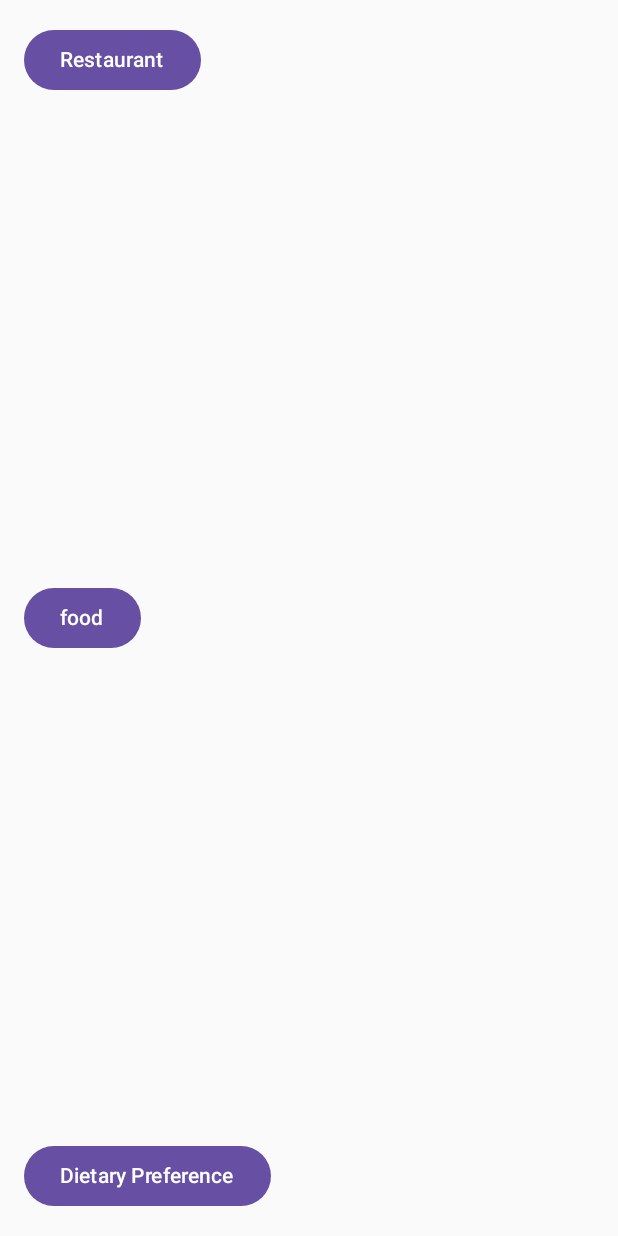
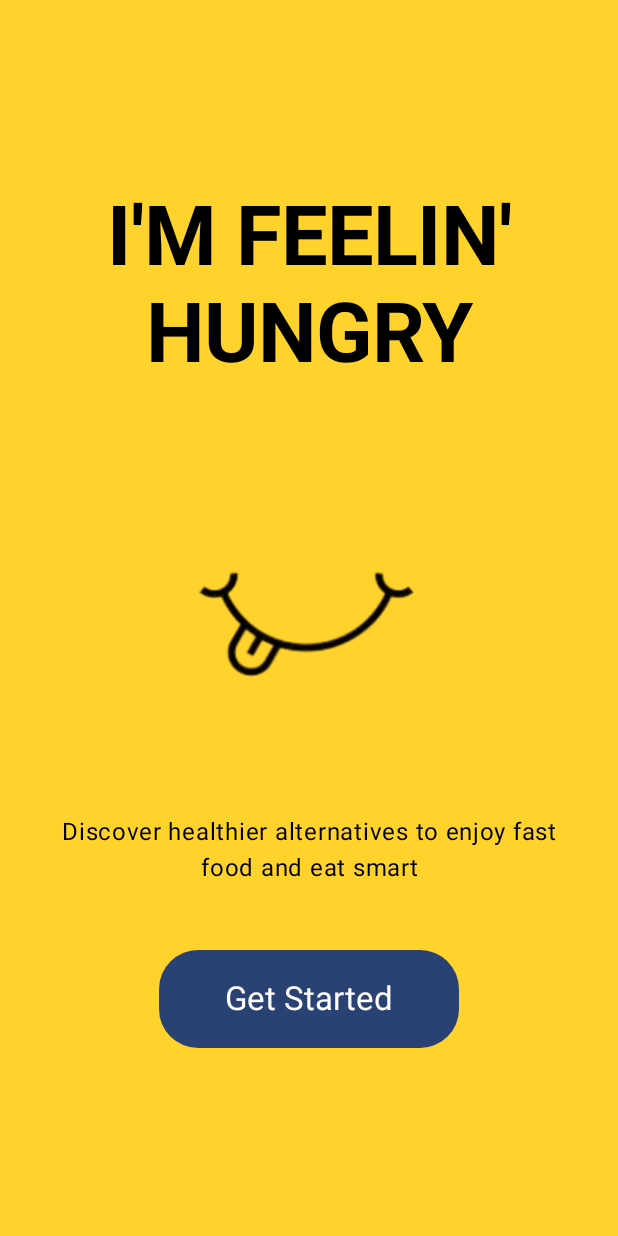
Before and after one commit to cckroets/ImFeelingHungy, an Android app built with Jetpack Compose: the screen it shows after launch (MainActivity), on a phone screen of 412 x 824 dp. Run offline under Robolectric (Android 15) with nearby library versions, the phone set to English and light mode, and no system bars.

Commit message:
Improved WelcomeScreen UI

```diff
--- a/app/src/main/java/ckroetsch/imfeelinghungry/MainActivity.kt
+++ b/app/src/main/java/ckroetsch/imfeelinghungry/MainActivity.kt
@@ -5,6 +5,7 @@ import androidx.activity.ComponentActivity
 import androidx.activity.compose.setContent
 import androidx.activity.viewModels
 import ckroetsch.imfeelinghungry.data.PreferencesViewModel
+import ckroetsch.imfeelinghungry.ui.theme.ImFeelingHungryTheme
 
 
 class MainActivity : ComponentActivity() {
@@ -14,7 +15,10 @@ class MainActivity : ComponentActivity() {
     override fun onCreate(savedInstanceState: Bundle?) {
         super.onCreate(savedInstanceState)
         setContent {
-            MainNavigation(preferencesViewModel)
+            ImFeelingHungryTheme {
+                MainNavigation(preferencesViewModel)
+
+            }
         }
     }
 }
--- a/app/src/main/java/ckroetsch/imfeelinghungry/WelcomeScreen.kt
+++ b/app/src/main/java/ckroetsch/imfeelinghungry/WelcomeScreen.kt
@@ -1,57 +1,106 @@
 package ckroetsch.imfeelinghungry
 
-import androidx.compose.foundation.layout.Arrangement
-import androidx.compose.foundation.layout.Column
-import androidx.compose.foundation.layout.fillMaxSize
-import androidx.compose.foundation.layout.padding
+import androidx.compose.foundation.Image
+import androidx.compose.foundation.background
+import androidx.compose.foundation.layout.*
+import androidx.compose.foundation.shape.RoundedCornerShape
 import androidx.compose.material3.Button
+import androidx.compose.material3.MaterialTheme
 import androidx.compose.material3.Text
 import androidx.compose.runtime.Composable
+import androidx.compose.ui.Alignment
 import androidx.compose.ui.Modifier
+import androidx.compose.ui.graphics.Color
+import androidx.compose.ui.res.painterResource
+import androidx.compose.ui.text.TextStyle
+import androidx.compose.ui.text.font.FontWeight
+import androidx.compose.ui.text.style.TextAlign
 import androidx.compose.ui.tooling.preview.Preview
 import androidx.compose.ui.unit.dp
+import androidx.compose.ui.unit.sp
 import androidx.navigation.NavController
 import androidx.navigation.compose.rememberNavController
+import ckroetsch.imfeelinghungry.ui.theme.ImFeelingHungryTheme
 
 @Composable
 fun WelcomeScreen(
     modifier: Modifier = Modifier,
     navController: NavController,
 ) {
+    Box(
+        modifier = modifier
+            .background(Color(0xffffd32b))
+            .fillMaxSize()
+            .padding(16.dp)
+    ) {
+        Column(
+            modifier = Modifier.align(Alignment.Center),
+            verticalArrangement = Arrangement.Center,
+            horizontalAlignment = Alignment.CenterHorizontally
+        ) {
+            Box(
+                modifier = Modifier
+                    .fillMaxWidth()
+                    .padding(horizontal = 32.dp)
+            ) {
+                Text(
 
+                    text = "I'M FEELIN' HUNGRY",
+                    style = TextStyle(fontSize = 55.sp),
+                    fontWeight = FontWeight.Bold,
+                    textAlign = TextAlign.Center,
+                    modifier = Modifier
+                        .fillMaxWidth()
+                        .wrapContentHeight()
+                )
+            }
 
-    Column(
-        modifier
-            .fillMaxSize()
-            .padding(16.dp),
-        verticalArrangement = Arrangement.SpaceBetween
-    ) {
-        Button(onClick = {
-            navController.navigate("restaurant")
-        }) {
-            Text(text = "Restaurant")
+            //Spacer for between title and app icon
+            Spacer(modifier = Modifier.height(25.dp))
+
+            // Placeholder
+            Image(
+                painter = painterResource(R.drawable.app_icon),
+                contentDescription = "App Icon",
+                modifier = Modifier.size(250.dp)
+            )
+
+            //Spacer for between app icon and text
+            Spacer(modifier = Modifier.height(15.dp))
+
+            Text(
+                text = "Discover healthier alternatives to enjoy fast food and eat smart",
+                textAlign = TextAlign.Center,
+                style = MaterialTheme.typography.bodyLarge,
+                modifier = Modifier
+                    .fillMaxWidth()
+                    .padding(horizontal = 16.dp)
+            )
+
+            //Spacer for between smaller text and button
+            Spacer(modifier = Modifier.height(45.dp))
+
+            Button(
+                shape = RoundedCornerShape(26.dp),
+                modifier = Modifier.size(width = 200.dp, height = 65.dp),
+                onClick = {
+                    navController.navigate("restaurant")
+                }
+            ) {
+                Text(
+                    text = "Get Started",
+                    style = MaterialTheme.typography.titleLarge,
+                )
+            }
         }
-
-        Button(onClick = {
-            navController.navigate("food")
-        }) {
-            Text(text = "food")
-        }
-
-        Button(onClick = {
-            navController.navigate("dietaryPreference")
-        }) {
-            Text(text = "Dietary Preference")
-        }
-
-
     }
 }
-
 
 @Preview
 @Composable
 fun WelcomeScreenPreview() {
-    val navController = rememberNavController()
-    WelcomeScreen(modifier = Modifier, navController = navController)
+    ImFeelingHungryTheme {
+        val navController = rememberNavController()
+        WelcomeScreen(modifier = Modifier, navController = navController)
+    }
 }
--- a/app/src/main/java/ckroetsch/imfeelinghungry/ui/theme/Theme.kt
+++ b/app/src/main/java/ckroetsch/imfeelinghungry/ui/theme/Theme.kt
@@ -9,21 +9,24 @@ import androidx.compose.material3.dynamicDarkColorScheme
 import androidx.compose.material3.dynamicLightColorScheme
 import androidx.compose.material3.lightColorScheme
 import androidx.compose.runtime.Composable
+import androidx.compose.ui.graphics.Color
 import androidx.compose.ui.platform.LocalContext
 
 private val DarkColorScheme = darkColorScheme(
     primary = Purple80,
     secondary = PurpleGrey80,
-    tertiary = Pink80
-)
+    tertiary = Pink80,
+    background = Color(0xffffd32b),
+
+    )
 
 private val LightColorScheme = lightColorScheme(
     primary = Purple40,
     secondary = PurpleGrey40,
-    tertiary = Pink40
+    tertiary = Pink40 ,
+    background = Color(0xffffd32b),
 
     /* Other default colors to override
-    background = Color(0xFFFFFBFE),
     surface = Color(0xFFFFFBFE),
     onPrimary = Color.White,
     onSecondary = Color.White,
```
Also changed, not shown: app/src/main/res/drawable/app_icon.png (added).
